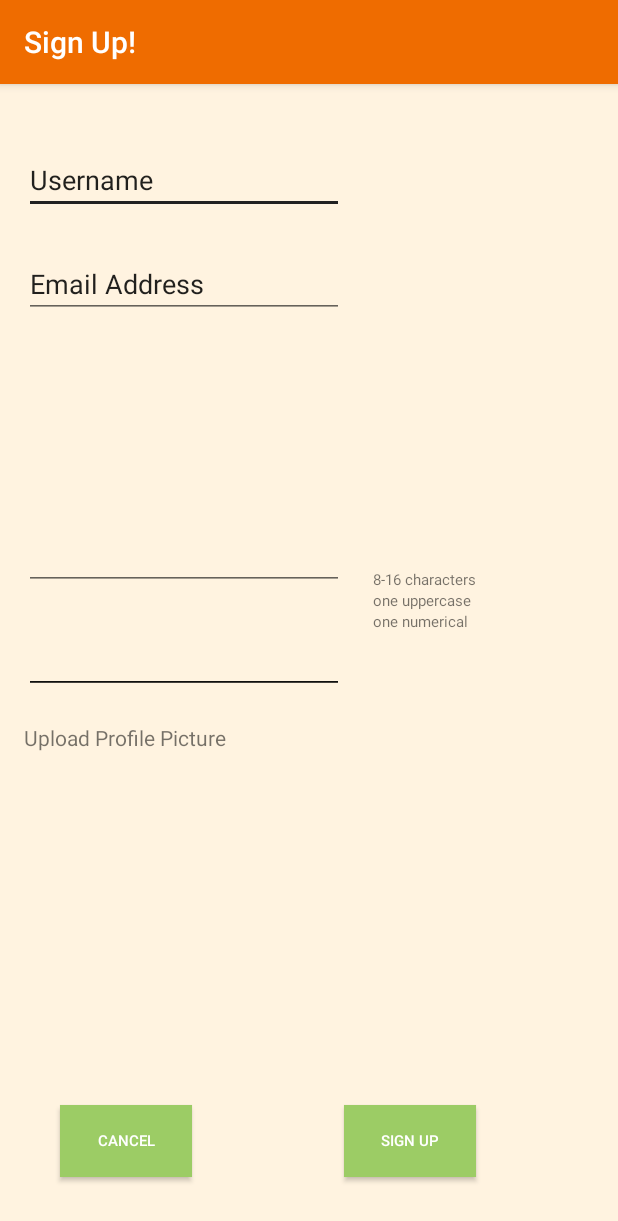
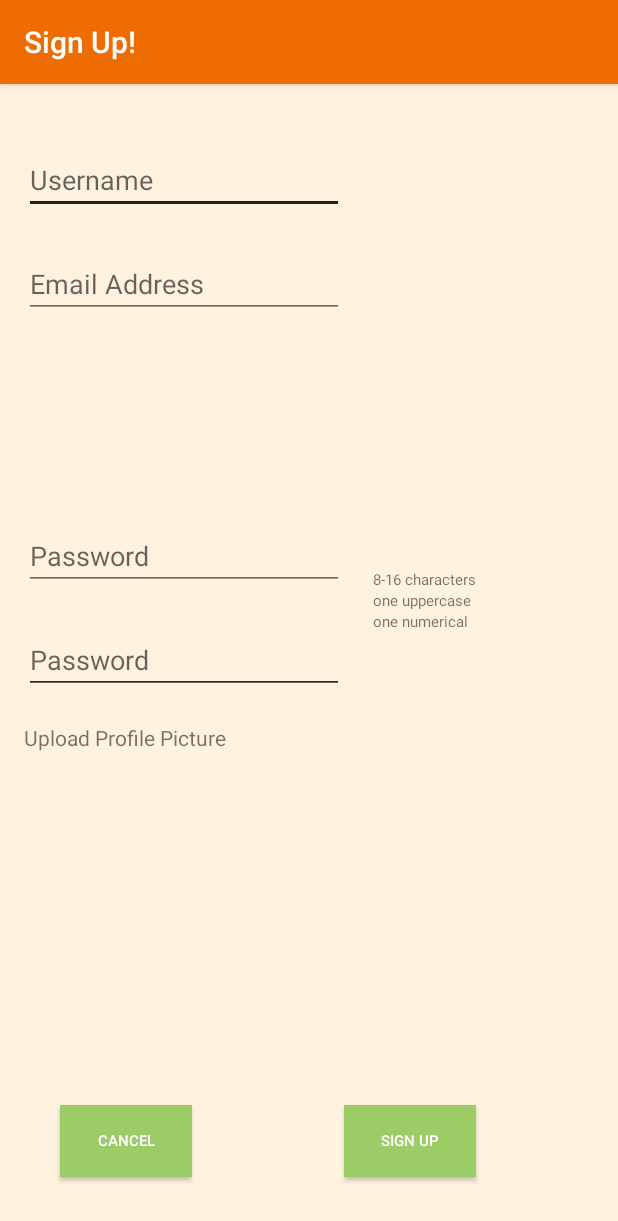
Before and after one commit to mrlennix/AFA, an Android app: the SignupActivity screen opened directly, with no data from a screen before it, on a phone screen of 412 x 824 dp. Shown: the top 1221 px of the screen. Run offline under Robolectric (Android 15) with nearby library versions, the phone set to English and light mode, and no system bars.

Commit message:
changed textfields and bug with v pass

```diff
--- a/AbstractFood/app/src/main/java/com/food/abstractfood/SignupActivity.java
+++ b/AbstractFood/app/src/main/java/com/food/abstractfood/SignupActivity.java
@@ -1,16 +1,8 @@
 package com.food.abstractfood;
 
-import android.net.Uri;
+import android.os.Bundle;
 import android.support.v7.app.AppCompatActivity;
-import android.os.Bundle;
-import android.text.Editable;
-import android.text.method.PasswordTransformationMethod;
 import android.widget.EditText;
-import android.widget.TextView;
-
-import com.google.android.gms.appindexing.Action;
-import com.google.android.gms.appindexing.AppIndex;
-import com.google.android.gms.common.api.GoogleApiClient;
 
 public class SignupActivity extends AppCompatActivity {
     EditText passwordF;
@@ -26,9 +18,6 @@ public class SignupActivity extends AppCompatActivity {
         super.onCreate(savedInstanceState);
         setContentView(R.layout.activity_signup);
 
-        passwordF = (EditText) findViewById(R.id.passwordtxt);
-        passwordF.setTransformationMethod(PasswordTransformationMethod.getInstance());
-
 
     }
 
--- a/AbstractFood/app/src/main/res/layout/activity_signup.xml
+++ b/AbstractFood/app/src/main/res/layout/activity_signup.xml
@@ -23,7 +23,7 @@
         android:inputType="textPersonName"
         android:ems="10"
         android:id="@+id/editText3"
-        android:text="Username"
+        android:hint="Username"
         android:layout_alignParentTop="true"
         android:layout_alignParentStart="true"
         android:layout_marginTop="25dp" />
@@ -34,7 +34,7 @@
         android:inputType="textEmailAddress"
         android:ems="10"
         android:id="@+id/editText4"
-        android:text="Email Address"
+        android:hint="Email Address"
         android:layout_below="@+id/editText3"
         android:layout_alignParentStart="true"
         android:layout_marginTop="24dp" />
@@ -44,11 +44,13 @@
         android:layout_height="wrap_content"
         android:inputType="textPassword"
         android:ems="10"
+        android:hint="Password"
         android:id="@+id/passwordtxt"
         android:layout_alignBottom="@+id/textView4"
         android:layout_alignParentStart="true" />
 
     <EditText
+        android:hint="Password"
         android:layout_width="wrap_content"
         android:layout_height="wrap_content"
         android:inputType="textPassword"
@@ -125,14 +127,6 @@
             android:id="@+id/editText8"
             android:layout_centerVertical="true"
             android:layout_alignParentStart="true" />
-        <EditText
-            android:layout_width="wrap_content"
-            android:layout_height="wrap_content"
-            android:inputType="textPassword"
-            android:ems="10"
-            android:id="@+id/editText9"
-            android:layout_centerVertical="true"
-            android:layout_alignParentStart="true" />
 
-</RelativeLayout>
+    </RelativeLayout>
 </ScrollView>
```
